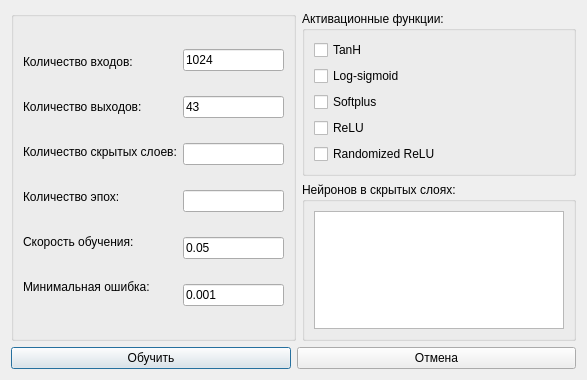
Old version of the form TeachingDialog.ui in the repository Isgeny/ArtificialNeuralNetwork.
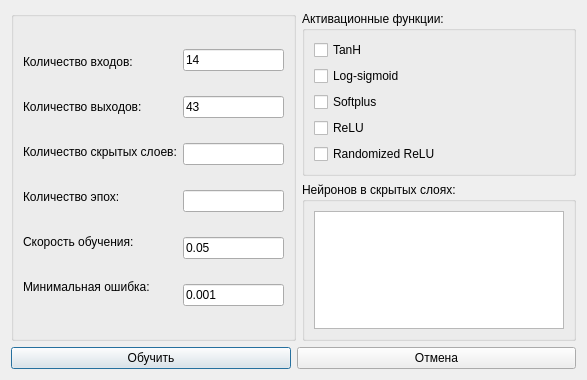
New version of the form.

Patch:
```diff
--- a/TeachingDialog.ui
+++ b/TeachingDialog.ui
@@ -125,7 +125,7 @@
               <item>
                <widget class="QLineEdit" name="lnEditInputs">
                 <property name="text">
-                 <string>1024</string>
+                 <string>14</string>
                 </property>
                </widget>
               </item>
```
